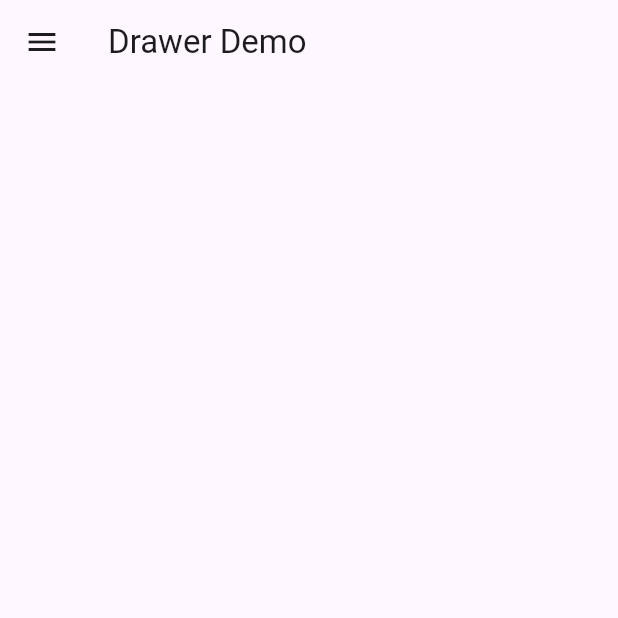
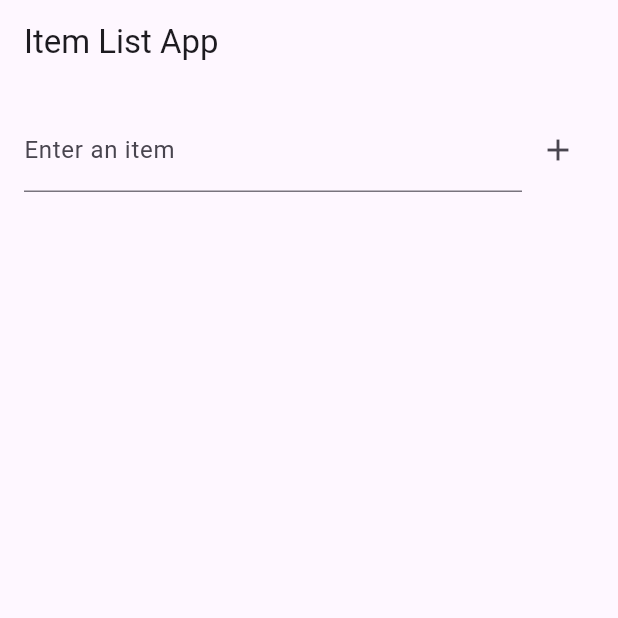
Before and after one commit to abrsh6266/practicing, a Flutter app: the screen it shows after launch, on a phone screen of 412 x 824 dp, the top half of it. Run offline on Flutter 3.47's test engine with Material 3 defaults, Android fonts, the phone set to English and light mode, and no system bars.

Commit message:
some updates

```diff
--- /dev/null
+++ b/lib/home_page.dart
@@ -0,0 +1,75 @@
+// lib/home_page.dart
+import 'package:flutter/material.dart';
+
+class HomePage extends StatefulWidget {
+  const HomePage({super.key});
+
+  @override
+  State<HomePage> createState() => _HomePageState();
+}
+
+class _HomePageState extends State<HomePage> {
+  final List<String> _items = [];
+  final TextEditingController _textEditingController = TextEditingController();
+
+  void _addItem() {
+    if (_textEditingController.text.isNotEmpty) {
+      setState(() {
+        _items.add(_textEditingController.text);
+      });
+      _textEditingController.clear();
+    }
+  }
+
+  void _removeItem(int index) {
+    setState(() {
+      _items.removeAt(index);
+    });
+  }
+
+  @override
+  Widget build(BuildContext context) {
+    return Scaffold(
+      appBar: AppBar(
+        title: const Text('Item List App'),
+      ),
+      body: Padding(
+        padding: const EdgeInsets.all(16.0),
+        child: Column(
+          children: <Widget>[
+            Row(
+              children: <Widget>[
+                Expanded(
+                  child: TextField(
+                    controller: _textEditingController,
+                    decoration: const InputDecoration(
+                      labelText: 'Enter an item',
+                    ),
+                  ),
+                ),
+                IconButton(
+                  icon: const Icon(Icons.add),
+                  onPressed: _addItem,
+                ),
+              ],
+            ),
+            Expanded(
+              child: ListView.builder(
+                itemCount: _items.length,
+                itemBuilder: (context, index) {
+                  return ListTile(
+                    title: Text(_items[index]),
+                    trailing: IconButton(
+                      icon: const Icon(Icons.delete),
+                      onPressed: () => _removeItem(index),
+                    ),
+                  );
+                },
+              ),
+            ),
+          ],
+        ),
+      ),
+    );
+  }
+}
--- a/lib/main.dart
+++ b/lib/main.dart
@@ -1,20 +1,21 @@
-// main.dart
-import 'package:commonwd/Home.dart';
+import 'package:commonwd/home_page.dart';
 import 'package:flutter/material.dart';
 
 void main() {
-  runApp(MyApp());
+  runApp(const MyApp());
 }
 
 class MyApp extends StatelessWidget {
+  const MyApp({super.key});
+
   @override
   Widget build(BuildContext context) {
     return MaterialApp(
-      title: 'Order Form',
+      title: 'Item List App',
       theme: ThemeData(
         primarySwatch: Colors.blue,
       ),
-      home: Home(),
+      home: const HomePage(),
     );
   }
 }
--- a/lib/Home.dart
+++ b/lib/practice_room/Home.dart
@@ -13,11 +13,17 @@ class _MyHomePageState extends State<Home> {
   Widget build(BuildContext context) {
     return Scaffold(
       appBar: AppBar(
-        title: const Text('Drawer Demo'),
+        title: const Text('Home Page'),
       ),
       drawer: const LeftDrawer(),
-      body: SafeArea(
-        child: Container(),
+      body: const SafeArea(
+        child: Column(
+          children: [
+            ListTile(
+              title: Text('Name'),
+            )
+          ],
+        ),
       ),
     );
   }
--- a/lib/left_drawer.dart
+++ b/lib/practice_room/left_drawer.dart
@@ -1,4 +1,4 @@
-import 'package:commonwd/MenuListTileWidget.dart';
+import 'package:commonwd/practice_room/MenuListTileWidget.dart';
 import 'package:flutter/material.dart';
 
 class LeftDrawer extends StatelessWidget {
```
Also changed, not shown: lib/practice_room/MenuListTileWidget.dart (renamed from lib/MenuListTileWidget.dart, +7 -7 lines), lib/practice_room/Anniversaries.dart (renamed from lib/Anniversaries.dart), lib/practice_room/Contacts.dart (renamed from lib/Contacts.dart), lib/practice_room/Holidays.dart (renamed from lib/Holidays.dart), lib/practice_room/birthday.dart (renamed from lib/birthday.dart), lib/practice_room/counter.dart (renamed from lib/counter.dart), lib/practice_room/login.dart (renamed from lib/login.dart), lib/practice_room/todo_list.dart (renamed from lib/todo_list.dart).
